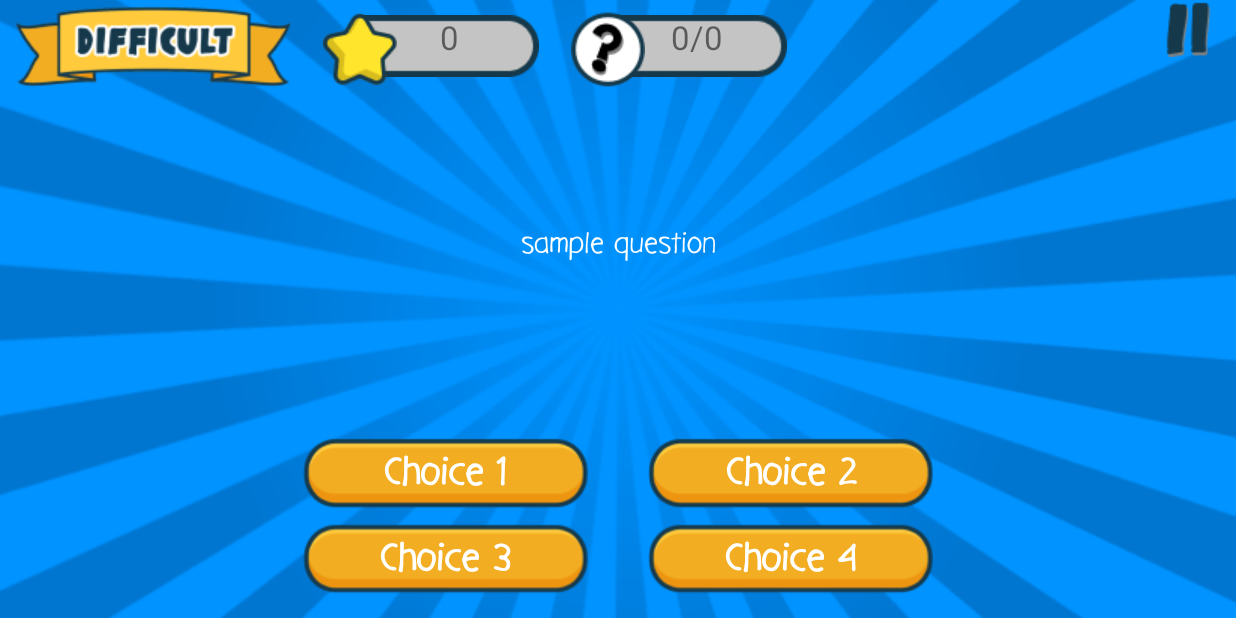
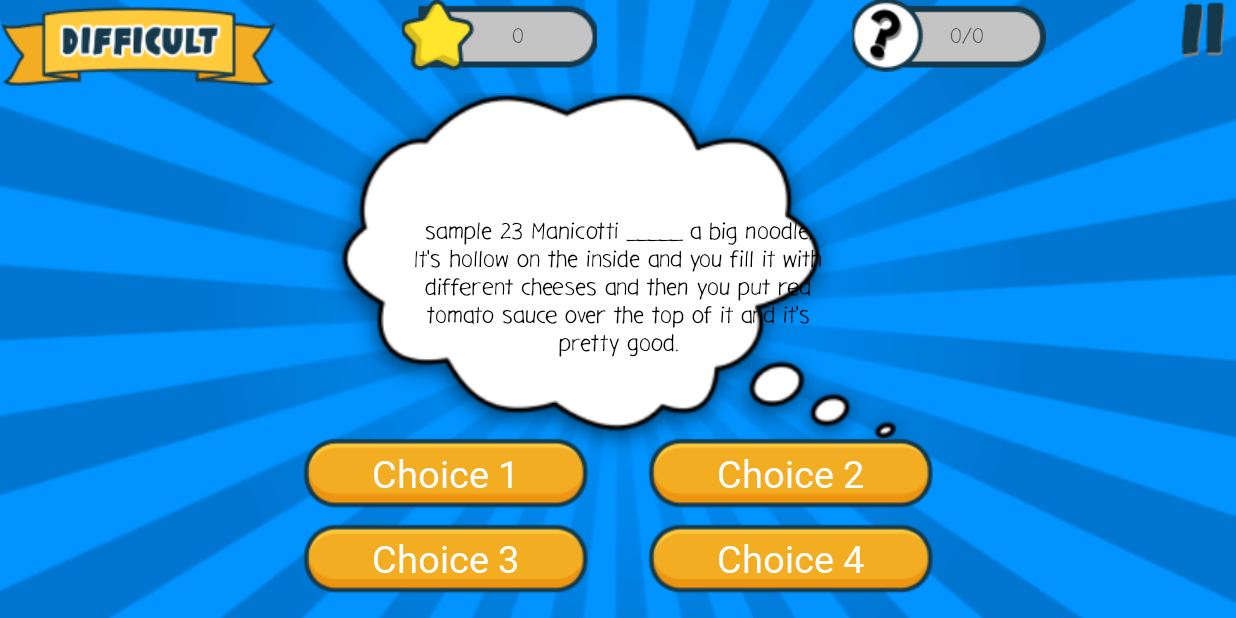
Before and after one commit to kris0999/android_quiz_game, an Android app: the TalkToMeActivity screen opened directly, with no data from a screen before it, on a phone screen of 824 x 412 dp (held sideways). Run offline under Robolectric (Android 15) with nearby library versions, the phone set to English and light mode, and no system bars; 13 statements that could not run were skipped.

Commit message:
Update scoring, Update layout

```diff
--- a/app/src/main/AndroidManifest.xml
+++ b/app/src/main/AndroidManifest.xml
@@ -9,12 +9,12 @@
         android:roundIcon="@mipmap/ic_launcher_round"
         android:supportsRtl="true"
         android:theme="@style/AppTheme">
-        <activity android:name=".RegistrationActivity"
+        <activity android:name=".TrueOrFalseActivity"
             android:screenOrientation="userLandscape">
 
         </activity>
 
-        <activity android:name=".TrueOrFalseActivity"
+        <activity android:name=".RegistrationActivity"
             android:screenOrientation="userLandscape">
             <intent-filter>
                 <action android:name="android.intent.action.MAIN" />
--- a/app/src/main/java/com/example/anroid_quiz_game/TalkToMeActivity.java
+++ b/app/src/main/java/com/example/anroid_quiz_game/TalkToMeActivity.java
@@ -38,7 +38,7 @@ public class TalkToMeActivity extends AppCompatActivity {
             choice4View, scoreView, questionProgressView;
     private RelativeLayout ttmView;
     private ImageView character1, character2;
-    private Button pauseButton;
+    private ImageView pauseButton;
 
     private List<Conversation> _convo;
     private UserInfo _userInfo;
@@ -198,7 +198,7 @@ public class TalkToMeActivity extends AppCompatActivity {
         choice3View = findViewById(R.id.ttmChoice3TextView);
         choice4View = findViewById(R.id.ttmChoice4TextView);
         scoreView = findViewById(R.id.ttmScoreTextView);
-        questionProgressView = findViewById(R.id.ttmNumQuestionTextView);
+        questionProgressView = findViewById(R.id.ttfNumQuestionTextView);
         character1 = findViewById(R.id.ttmCharacter1ImageView);
         character2 = findViewById(R.id.ttmCharacter2ImageView);
         pauseButton = findViewById(R.id.ttmPauseButton);
@@ -259,8 +259,10 @@ public class TalkToMeActivity extends AppCompatActivity {
     private void evaluateScore(View view)
     {
         try {
-            if (view.getTag().equals(_currentConvoLine.answer))
-                scoreView.setText(String.format("%s", ++_score));
+            if (view.getTag().equals(_currentConvoLine.answer)) {
+                _score += 100;
+                scoreView.setText(String.format("%s", _score));
+            }
         }
         catch (NullPointerException e) {
             // do nothing
@@ -277,7 +279,7 @@ public class TalkToMeActivity extends AppCompatActivity {
         bundle.putInt("highScore", highScore.score);
         bundle.putInt("score", _score);
         bundle.putInt("difficulty", _difficulty);
-        bundle.putString("questions", _score + "/" + _totalQuestion);
+        bundle.putString("questions", (_score/100) + "/" + _totalQuestion);
         Intent intent = new Intent(this, GameResultsActivity.class);
         intent.putExtras(bundle);
         startActivity(intent);
@@ -290,7 +292,8 @@ public class TalkToMeActivity extends AppCompatActivity {
     private void evaluateNextlevel()
     {
         if (_difficulty < 3) {
-            if (_score >= (_totalQuestion - 2)) {
+            if (_score == 1000) {
+                // 3 medal
                 if (_difficulty == _userInfo.talkToMeLevel) {
                     Toast.makeText(this, "New Level Unlocked", Toast.LENGTH_SHORT).show();
                     DBHelper.updateLevel(Category.TalkToMe, ++_difficulty, _dbHelper.getWritableDatabase());
--- a/app/src/main/res/layout/activity_talk_to_me.xml
+++ b/app/src/main/res/layout/activity_talk_to_me.xml
@@ -1,89 +1,70 @@
 <?xml version="1.0" encoding="utf-8"?>
-<RelativeLayout xmlns:android="http://schemas.android.com/apk/res/android"
+<LinearLayout xmlns:android="http://schemas.android.com/apk/res/android"
     xmlns:app="http://schemas.android.com/apk/res-auto"
     xmlns:tools="http://schemas.android.com/tools"
     android:layout_width="match_parent"
     android:layout_height="match_parent"
-    tools:context=".TalkToMeActivity">
+    tools:context=".TalkToMeActivity"
+    android:orientation="vertical"
+    android:background="@drawable/ingame_bg">
 
-    <TableLayout
-        android:layout_width="match_parent"
-        android:layout_height="match_parent"
-        android:background="@drawable/ingame_bg">
-        <TableRow
-            android:layout_width="match_parent"
-            android:layout_height="wrap_content">
-            <RelativeLayout
+    <LinearLayout
         android:layout_width="match_parent"
         android:layout_height="wrap_content"
-                android:layout_weight="1">
+        android:orientation="horizontal">
+
         <ImageView
             android:layout_width="wrap_content"
             android:layout_height="wrap_content"
-                    android:background="@drawable/difficult"
-                    android:layout_alignParentLeft="true"
-                    android:id="@+id/difficultyImageView"
-                    android:layout_marginStart="10dp"/>
+            android:background="@drawable/banner_difficult"
+            android:id="@+id/ttmLevelImageView"
+            android:layout_centerInParent="true"/>
+        <RelativeLayout
+            android:layout_width="wrap_content"
+            android:layout_height="wrap_content"
+            android:layout_weight="1">
             <TextView
                 android:layout_width="wrap_content"
                 android:layout_height="wrap_content"
                 android:text="0"
                 android:textAlignment="center"
                 android:id="@+id/ttmScoreTextView"
-                    android:textSize="22sp"
-                    android:layout_weight="1"
-                    android:layout_marginTop="10dp"
-                    android:background="@drawable/num_bg"
-                    android:layout_marginLeft="45dp"
-                    android:layout_toRightOf="@id/difficultyImageView"/>
-                <ImageView
+                android:background="@drawable/score"
+                android:gravity="center_vertical"
+                android:layout_centerInParent="true"
+                android:paddingLeft="25dp"
+                android:fontFamily="@font/gargle_rg"/>
+        </RelativeLayout>
+        <RelativeLayout
             android:layout_width="wrap_content"
             android:layout_height="wrap_content"
-                    android:background="@drawable/star"
-                    android:id="@+id/starView"
-                    android:layout_marginStart="21dp"
-                    android:layout_marginTop="5dp"
-                    android:layout_toRightOf="@id/difficultyImageView"/>
+            android:layout_weight="1">
             <TextView
                 android:layout_width="wrap_content"
                 android:layout_height="wrap_content"
                 android:text="0/0"
                 android:textAlignment="center"
-                    android:textSize="22sp"
-                    android:id="@+id/ttmNumQuestionTextView"
-                    android:layout_weight="1"
-                    android:layout_marginTop="10dp"
-                    android:background="@drawable/num_bg"
-                    android:layout_marginLeft="45dp"
-                    android:layout_toRightOf="@id/ttmScoreTextView"/>
+                android:id="@+id/ttfNumQuestionTextView"
+                android:background="@drawable/question"
+                android:gravity="center_vertical"
+                android:layout_centerInParent="true"
+                android:paddingLeft="25dp"
+                android:fontFamily="@font/gargle_rg"/>
+        </RelativeLayout>
         <ImageView
             android:layout_width="wrap_content"
             android:layout_height="wrap_content"
-                    android:background="@drawable/q_mark"
-                    android:id="@+id/qmarkView"
-                    android:layout_marginStart="21dp"
-                    android:layout_marginTop="5dp"
-                    android:layout_toRightOf="@id/ttmScoreTextView"/>
-                <Button
-                    android:layout_width="42dp"
-                    android:layout_height="38dp"
-                    android:layout_marginEnd="10dp"
-                    android:background="@drawable/pause"
+            android:id="@+id/ttmPauseButton"
             android:onClick="pauseButton_Click"
-                    android:id="@+id/ttmPauseButton"
-                    android:layout_alignParentEnd="true"/>
-            </RelativeLayout>
-        </TableRow>
-        <TableRow
-            android:layout_width="wrap_content"
-            android:layout_height="wrap_content">
+            android:background="@drawable/pause"/>
+    </LinearLayout>
+
     <RelativeLayout
         android:layout_width="match_parent"
         android:layout_height="match_parent"
-                android:layout_span="3"
         android:onClick="ttmNextButton_Click"
-                android:id="@+id/ttmViewPanel"
-                android:layout_weight="1">
+        android:id="@+id/ttmViewPanel">
+
         <ImageView
             android:layout_width="147dp"
             android:layout_height="283dp"
@@ -93,7 +74,6 @@
             android:layout_marginBottom="50dp"
             android:background="@mipmap/ic_launcher"
             android:id="@+id/ttmCharacter1ImageView"/>
-
         <ImageView
             android:layout_width="147dp"
             android:layout_height="283dp"
@@ -103,20 +83,26 @@
             android:layout_marginBottom="50dp"
             android:background="@mipmap/ic_launcher"
             android:id="@+id/ttmCharacter2ImageView"/>
-
+        <ImageView
+            android:layout_width="500dp"
+            android:layout_height="400dp"
+            android:src="@drawable/cloud_body"
+            android:layout_alignParentTop="true"
+            android:layout_centerHorizontal="true"
+            android:id="@+id/cloudImageView"
+            android:layout_marginTop="-65dp"/>
         <TextView
             android:id="@+id/ttmBaloonTextView"
-                    android:layout_width="360dp"
-                    android:layout_height="200dp"
+            android:layout_width="300dp"
+            android:layout_height="260dp"
             android:layout_alignParentTop="true"
             android:layout_centerHorizontal="true"
             android:gravity="center"
-                    android:textColor="@color/colorWhite"
-                    android:text="sample question"
+            android:textColor="#000000"
+            android:text="sample 23	Manicotti _____ a big noodle. It's hollow on the inside and you fill it with different cheeses and then you put red tomato sauce over the top of it and it's pretty good."
             android:textAlignment="center"
-                    android:textSize="19sp"
+            android:textSize="15sp"
             android:fontFamily="@font/gargle_rg"/>
-
         <RelativeLayout
             android:layout_width="420dp"
             android:layout_height="114dp"
@@ -138,8 +124,7 @@
                 android:textAlignment="center"
                 android:background="@drawable/choices_normal"
                 android:tag="choice1"
-                        android:fontFamily="@font/gargle_rg"
-                        android:textStyle="bold"/>
+                android:fontFamily="@font/gargle_bd"/>
 
             <TextView
                 android:layout_width="190dp"
@@ -149,15 +134,14 @@
                 android:text="Choice 2"
                 android:textColor="@color/colorWhite"
                 android:clickable="true"
-                        android:layout_marginLeft="40dp"
+                android:layout_marginStart="40dp"
                 android:textSize="25sp"
                 android:onClick="ttmChoicesButton_Click"
                 android:id="@+id/ttmChoice2TextView"
-                        android:layout_toRightOf="@id/ttmChoice1TextView"
+                android:layout_toEndOf="@id/ttmChoice1TextView"
                 android:background="@drawable/choices_normal"
                 android:tag="choice2"
-                        android:fontFamily="@font/gargle_rg"
-                        android:textStyle="bold"/>
+                android:fontFamily="@font/gargle_bd"/>
 
             <TextView
                 android:layout_width="190dp"
@@ -173,8 +157,7 @@
                 android:layout_below="@id/ttmChoice1TextView"
                 android:background="@drawable/choices_normal"
                 android:tag="choice3"
-                        android:fontFamily="@font/gargle_rg"
-                        android:textStyle="bold"/>
+                android:fontFamily="@font/gargle_bd"/>
 
             <TextView
                 android:layout_width="190dp"
@@ -185,17 +168,14 @@
                 android:clickable="true"
                 android:textSize="25sp"
                 android:textColor="@color/colorWhite"
-                        android:layout_marginLeft="40dp"
+                android:layout_marginStart="40dp"
                 android:onClick="ttmChoicesButton_Click"
                 android:id="@+id/ttmChoice4TextView"
-                        android:layout_toRightOf="@id/ttmChoice3TextView"
+                android:layout_toEndOf="@id/ttmChoice3TextView"
                 android:layout_below="@id/ttmChoice2TextView"
                 android:background="@drawable/choices_normal"
                 android:tag="choice4"
-                        android:fontFamily="@font/gargle_rg"
-                        android:textStyle="bold"/>
+                android:fontFamily="@font/gargle_bd"/>
         </RelativeLayout>
     </RelativeLayout>
-        </TableRow>
-    </TableLayout>
-</RelativeLayout>
+</LinearLayout>
```
Lines whose indentation alone changed are shown as unchanged.
